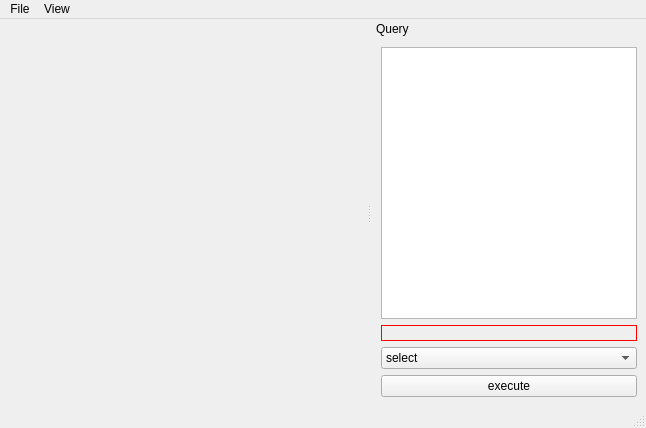
This is threedont/gui/main_layout.ui in SamueleFacenda/3dont as Qt 5 draws it before an edit. The edited form follows.
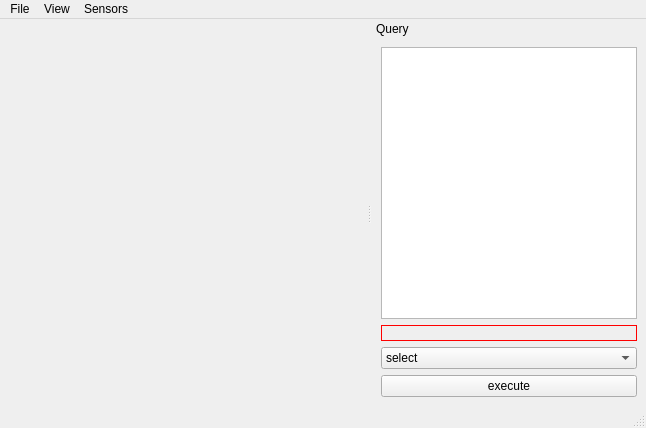
This is the edited form.

Diff of the .ui file:
```diff
--- a/threedont/gui/main_layout.ui
+++ b/threedont/gui/main_layout.ui
@@ -55,8 +55,18 @@
     <addaction name="actionLegend"/>
     <addaction name="actionRotate_camera_around"/>
    </widget>
+   <widget class="QMenu" name="menuSensors">
+    <property name="title">
+     <string>Sensors</string>
+    </property>
+    <addaction name="actionConfigure_AWS_Connection"/>
+    <addaction name="actionSet_Arguments_PROVISIONAL"/>
+    <addaction name="actionAdd_Sensor"/>
+    <addaction name="actionUpdate_Sensors_and_Reason"/>
+   </widget>
    <addaction name="menuFile"/>
    <addaction name="menuView"/>
+   <addaction name="menuSensors"/>
   </widget>
   <widget class="QStatusBar" name="statusbar"/>
   <widget class="QDockWidget" name="dockWidget">
```
Left out of the diff: 25 changed lines with no effect on the pictures.
